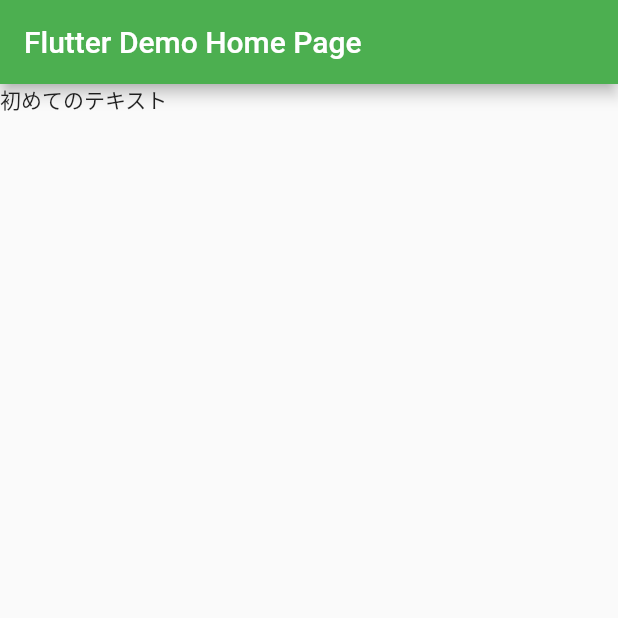
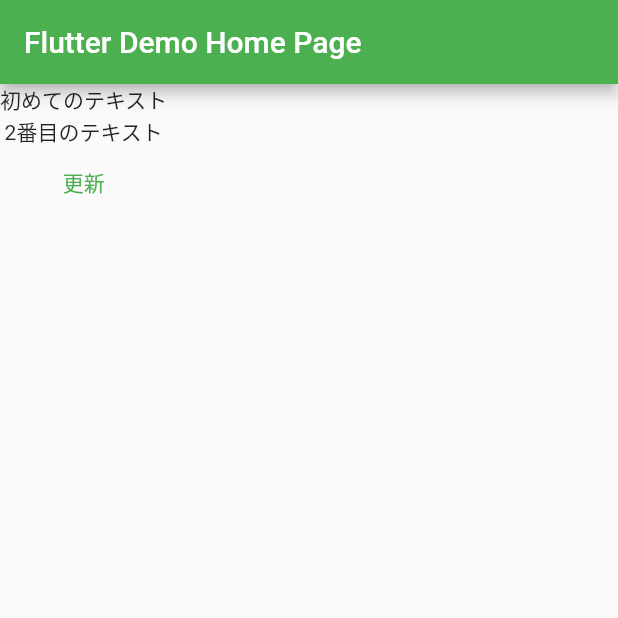
Before and after one commit to sora44023/flutter-first-project, a Flutter app: the screen it shows after launch, on a phone screen of 412 x 824 dp, the top half of it. Run offline on Flutter 3.47's test engine with Material 2 defaults, Android fonts, the phone set to English and light mode, and no system bars.

Commit message:
add second line of Text & add TextButton

```diff
--- a/lib/main.dart
+++ b/lib/main.dart
@@ -70,12 +70,15 @@ class _MyHomePageState extends State<MyHomePage> {
     // fast, so that you can just rebuild anything that needs updating rather
     // than having to individually change instances of widgets.
     return Scaffold(
-      appBar: AppBar(
-        // Here we take the value from the MyHomePage object that was created by
-        // the App.build method, and use it to set our appbar title.
-        title: Text(widget.title),
-      ),
-      body: Text("初めてのテキスト"),
-    );
+        appBar: AppBar(
+          // Here we take the value from the MyHomePage object that was created by
+          // the App.build method, and use it to set our appbar title.
+          title: Text(widget.title),
+        ),
+        body: Column(children: [
+          Text("初めてのテキスト"),
+          Text("2番目のテキスト"),
+          TextButton(onPressed: () => {print("ボタンが押されたよ")}, child: Text("更新"))
+        ]));
   }
 }
```
